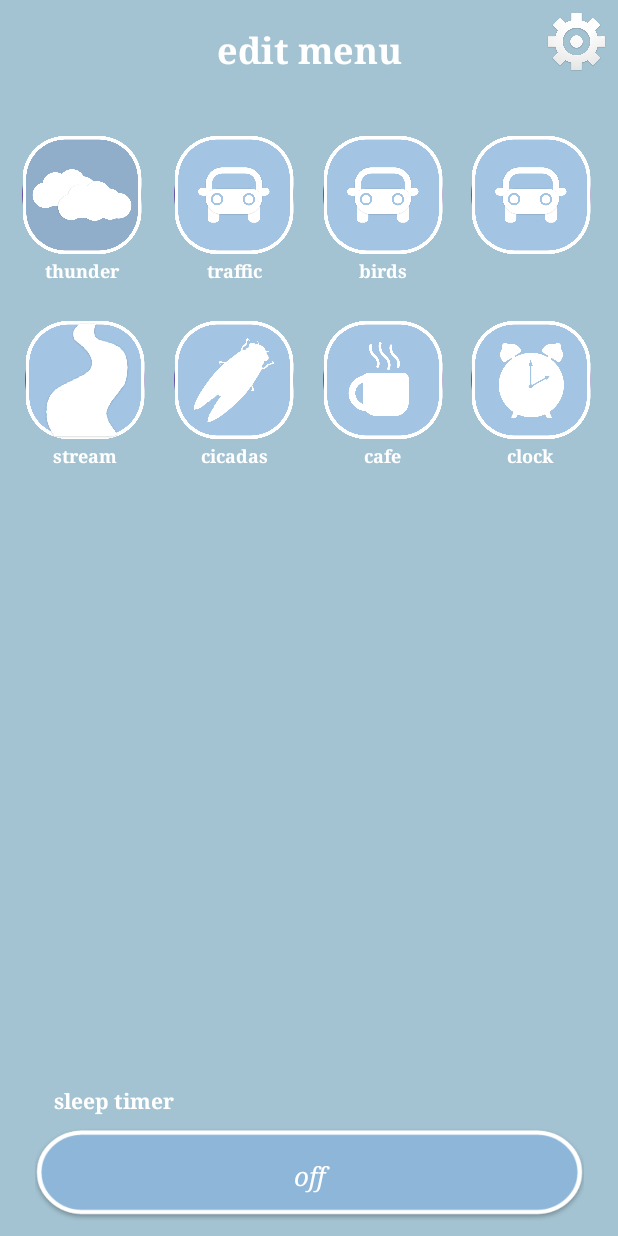
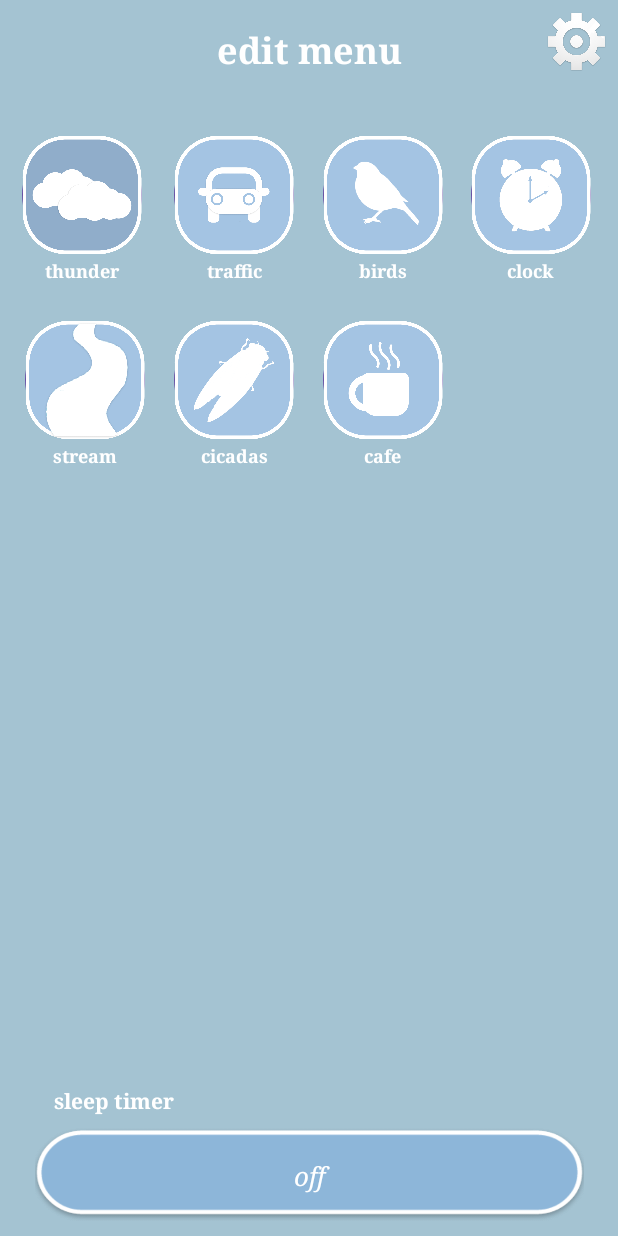
Before and after one commit to haliconfr/async, an Android app: the Settings screen opened directly, with no data from a screen before it, on a phone screen of 412 x 824 dp. Run offline under Robolectric (Android 15) with nearby library versions, the phone set to English and light mode, and no system bars; libraries missing offline, so code that uses them is left out: com.android.billingclient; 1 statement that could not run was skipped.

Commit message:
fixed some thingggs

```diff
--- a/app/src/main/java/com/halicon/async/Settings.java
+++ b/app/src/main/java/com/halicon/async/Settings.java
@@ -34,8 +34,8 @@ import java.util.List;
 
 public class Settings extends AppCompatActivity {
     Spinner spinner;
-    View[] icons = new View[2];
-    View[] moreIcons = new View[3];
+    View[] icons = new View[3];
+    View[] moreIcons = new View[4];
     ImageView start, indicator;
     TextView transitionView, premiumLock;
     BillingClient billingClient;
@@ -65,6 +65,7 @@ public class Settings extends AppCompatActivity {
         });
         icons[0] = findViewById(R.id.thunderSet);
         icons[1] = findViewById(R.id.trafficSet);
+        icons[2] = findViewById(R.id.birdsSet);
         for(View v : icons){
             setIcon(v);
         }
@@ -80,9 +81,12 @@ public class Settings extends AppCompatActivity {
             moreIcons[0] = findViewById(R.id.streamSet);
             moreIcons[1] = findViewById(R.id.cafeSet);
             moreIcons[2] = findViewById(R.id.cicadaSet);
+            moreIcons[3] = findViewById(R.id.clockSet);
             for(View v : moreIcons){
                 setIcon(v);
             }
+        }else{
+            moreIcons[0] = findViewById(R.id.clockSet);
         }
         premiumLock.setOnClickListener(new View.OnClickListener() {
             @Override
--- a/app/src/main/res/layout/settings.xml
+++ b/app/src/main/res/layout/settings.xml
@@ -49,29 +49,13 @@
         android:clickable="true"
         android:contentDescription="@string/thunder_desc"
         android:focusable="true"
-        android:foreground="@drawable/traffic"
+        android:foreground="@drawable/birds"
         android:tag="traffic"
         app:layout_constraintBottom_toTopOf="@+id/trafficText"
         app:layout_constraintEnd_toEndOf="parent"
         app:layout_constraintHorizontal_bias="0.14"
         app:layout_constraintStart_toEndOf="@+id/trafficSet"
         app:layout_constraintTop_toTopOf="@+id/trafficSet"
-        app:layout_constraintVertical_bias="0.0" />
-
-    <Button
-        android:id="@+id/trafficSet3"
-        android:layout_width="80dp"
-        android:layout_height="80dp"
-        android:clickable="true"
-        android:contentDescription="@string/thunder_desc"
-        android:focusable="true"
-        android:foreground="@drawable/traffic"
-        android:tag="traffic"
-        app:layout_constraintBottom_toBottomOf="@+id/birdsSet"
-        app:layout_constraintEnd_toEndOf="parent"
-        app:layout_constraintHorizontal_bias="0.51"
-        app:layout_constraintStart_toEndOf="@+id/birdsSet"
-        app:layout_constraintTop_toTopOf="@+id/birdsSet"
         app:layout_constraintVertical_bias="0.0" />
 
     <Spinner
@@ -149,12 +133,11 @@
         android:focusable="true"
         android:foreground="@drawable/premclock"
         android:tag="premcicadas"
-        app:layout_constraintBottom_toBottomOf="@+id/streamSet"
-        app:layout_constraintEnd_toEndOf="@+id/trafficSet3"
-        app:layout_constraintHorizontal_bias="1.0"
-        app:layout_constraintStart_toStartOf="@+id/trafficSet3"
-        app:layout_constraintTop_toBottomOf="@+id/trafficSet"
-        app:layout_constraintVertical_bias="1.0" />
+        app:layout_constraintBottom_toTopOf="@+id/birdsText"
+        app:layout_constraintEnd_toEndOf="parent"
+        app:layout_constraintStart_toEndOf="@+id/birdsSet"
+        app:layout_constraintTop_toTopOf="@+id/birdsSet"
+        app:layout_constraintVertical_bias="0.0" />
 
     <Button
         android:id="@+id/streamSet"
@@ -333,7 +316,7 @@
         android:background="#A4C3D2"
         app:layout_constraintBottom_toBottomOf="parent"
         app:layout_constraintEnd_toEndOf="parent"
-        app:layout_constraintHorizontal_bias="0.0"
+        app:layout_constraintHorizontal_bias="1.0"
         app:layout_constraintStart_toStartOf="parent"
         app:layout_constraintTop_toTopOf="parent"
         app:layout_constraintVertical_bias="0.0" />
```
Also changed, not shown: app/src/main/res/drawable/birds.png (added), app/src/main/res/drawable/birds_pressed.png (added), app/src/main/res/drawable/premclock.png, app/src/main/res/drawable/premclock_pressed.png, 14 other files.
